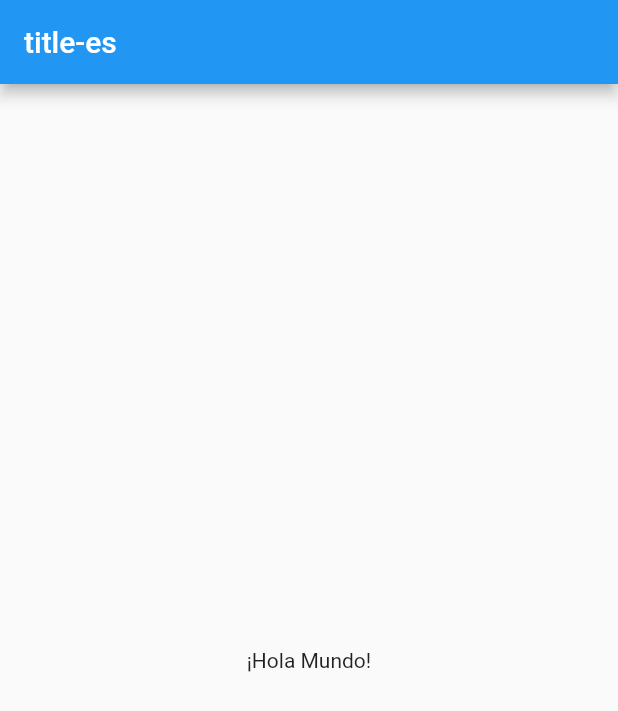
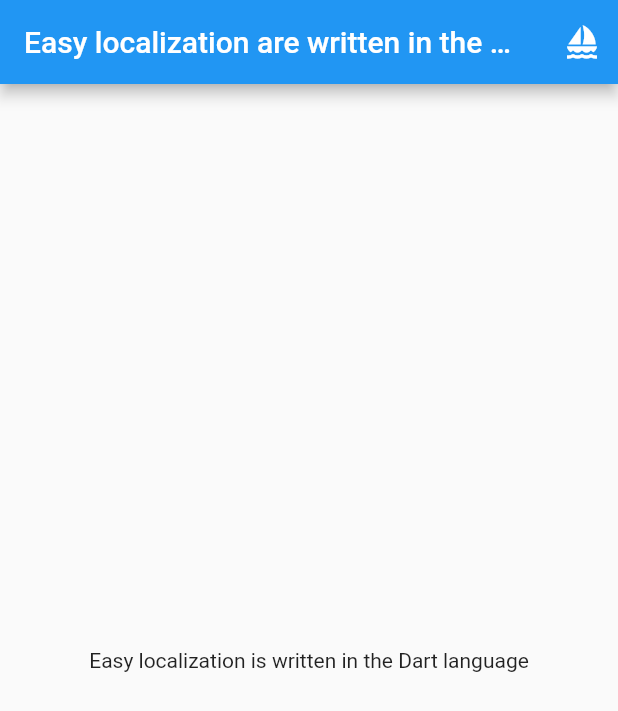
Before and after one commit to fistkim101/flutter_i18n_sample, a Flutter app: the screen it shows after launch, on a phone screen of 412 x 824 dp. Shown: the top 711 px of the screen. Run offline on Flutter 3.47's test engine with Material 2 defaults, Android fonts, the phone set to English and light mode, and no system bars; our stand-ins replace easy_localization.

Commit message:
feat: easy_localization 적용

```diff
--- /dev/null
+++ b/assets/translations/en.json
@@ -0,0 +1,10 @@
+{
+  "msg":"{} are written in the {} language",
+  "msg_named":"Easy localization is written in the {lang} language",
+  "msg_mixed":"{} are written in the {lang} language",
+  "gender":{
+    "male":"Hi man ;) {}",
+    "female":"Hello girl :) {}",
+    "other":"Hello {}"
+  }
+}
--- a/lib/home_screen.dart
+++ b/lib/home_screen.dart
@@ -1,16 +1,39 @@
+import 'package:easy_localization/easy_localization.dart';
 import 'package:flutter/material.dart';
-import 'package:flutter_gen/gen_l10n/app_localizations.dart';
 
-class HomeScreen extends StatelessWidget {
+class HomeScreen extends StatefulWidget {
+  @override
+  State<HomeScreen> createState() => _HomeScreenState();
+}
+
+class _HomeScreenState extends State<HomeScreen> {
+  final Locale _koLocale = const Locale('ko');
+  final Locale _enLocale = const Locale('en');
+  bool _isKo = false;
+
   @override
   Widget build(BuildContext context) {
     return Scaffold(
       appBar: AppBar(
         // title: Text('appBarTitle'),
-        title: Text(AppLocalizations.of(context)!.title),
+        title: const Text('msg').tr(args: ['Easy localization', 'Dart']),
+        actions: [
+          IconButton.outlined(
+            onPressed: () {
+              if (_isKo) {
+                context.setLocale(_enLocale);
+                _isKo = !_isKo;
+              } else {
+                context.setLocale(_koLocale);
+                _isKo = !_isKo;
+              }
+            },
+            icon: const Icon(Icons.sailing),
+          )
+        ],
       ),
       body: Center(
-        child: Text(AppLocalizations.of(context)!.helloWorld),
+        child: const Text('msg_named').tr(namedArgs: {'lang': 'Dart'}),
       ),
     );
   }
--- a/lib/main.dart
+++ b/lib/main.dart
@@ -1,30 +1,31 @@
+import 'package:easy_localization/easy_localization.dart';
 import 'package:flutter/material.dart';
-import 'package:flutter_localizations/flutter_localizations.dart';
-import 'package:flutter_gen/gen_l10n/app_localizations.dart';
 import 'package:i18n_sample/home_screen.dart';
 
-void main() {
-  runApp(MyApp());
+void main() async {
+  WidgetsFlutterBinding.ensureInitialized();
+  await EasyLocalization.ensureInitialized();
+  runApp(
+    EasyLocalization(
+      supportedLocales: const [
+        Locale('en'),
+        Locale('ko'),
+      ],
+      path: 'assets/translations',
+      fallbackLocale: const Locale('ko'),
+      child: MyApp(),
+    ),
+  );
 }
 
 class MyApp extends StatelessWidget {
   @override
   Widget build(BuildContext context) {
     return MaterialApp(
+      localizationsDelegates: context.localizationDelegates,
+      supportedLocales: context.supportedLocales,
+      locale: context.locale,
       title: 'Localizations Sample App',
-      // localizationsDelegates: [
-      //   AppLocalizations.delegate,
-      //   GlobalMaterialLocalizations.delegate, // GlobalMaterialLocalizations.delegate provides localized strings and other values for the Material Components library.
-      //   GlobalWidgetsLocalizations.delegate, // GlobalWidgetsLocalizations.delegate defines the default text direction, either left-to-right or right-to-left, for the widgets library.
-      //   GlobalCupertinoLocalizations.delegate,
-      // ],
-      // supportedLocales: [
-      //   Locale('en'), // English
-      //   Locale('es'), // Spanish
-      // ],
-      localizationsDelegates: AppLocalizations.localizationsDelegates,
-      supportedLocales: AppLocalizations.supportedLocales,
-      locale: Locale('es', ''),
       home: HomeScreen(),
     );
   }
--- a/pubspec.yaml
+++ b/pubspec.yaml
@@ -39,6 +39,7 @@ dependencies:
   flutter_localizations:
     sdk: flutter
   intl: any
+  easy_localization: ^3.0.2
 
 dev_dependencies:
   flutter_test:
@@ -64,9 +65,8 @@ flutter:
   uses-material-design: true
 
   # To add assets to your application, add an assets section, like this:
-  # assets:
-  #   - images/a_dot_burr.jpeg
-  #   - images/a_dot_ham.jpeg
+  assets:
+    - assets/translations/
 
   # An image asset can refer to one or more resolution-specific "variants", see
   # https://flutter.dev/assets-and-images/#resolution-aware
```
Also changed, not shown: assets/translations/ko.json (added, +10 -0 lines), pubspec.lock, 2 other files.
